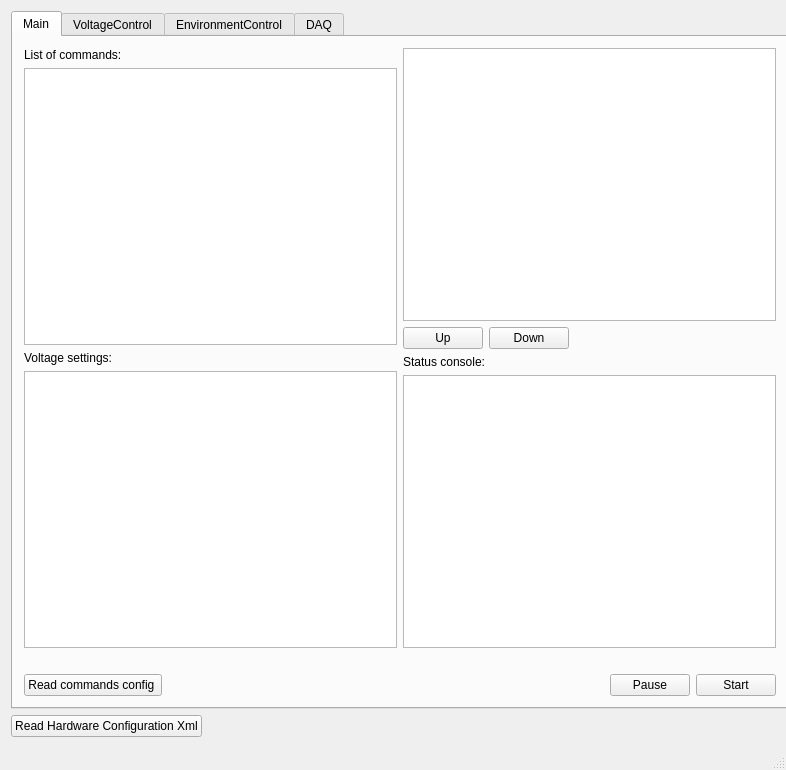
jrueb/Burn-InSetupControlSoftware, file gui/mainwindow.ui: the form before one commit.
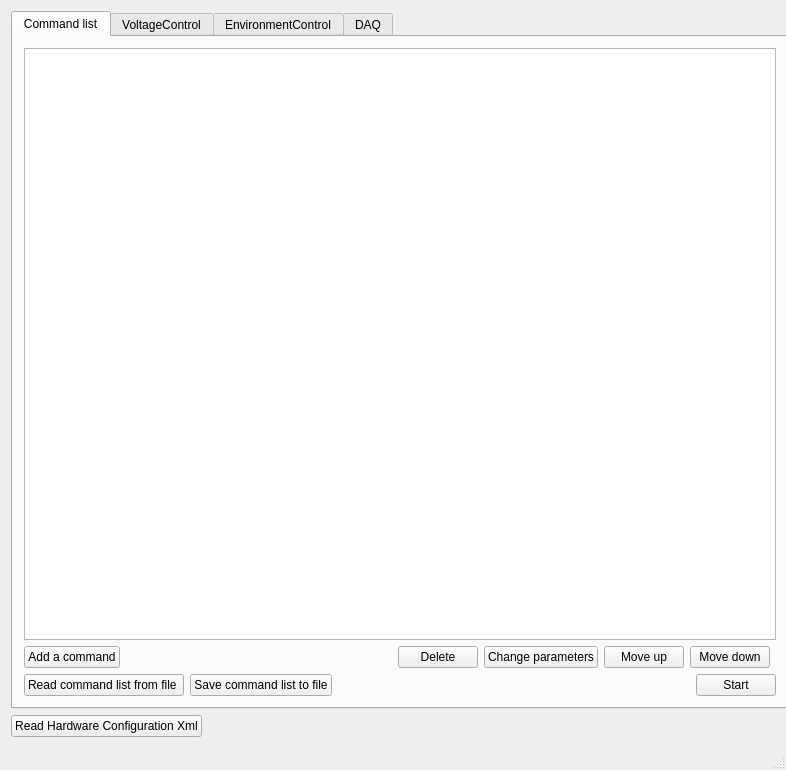
The form after the commit.

Commit message: Command list rework

```diff
--- a/gui/mainwindow.ui
+++ b/gui/mainwindow.ui
@@ -52,73 +52,47 @@
       </property>
       <widget class="QWidget" name="Main">
        <attribute name="title">
-        <string>Main</string>
+        <string>Command list</string>
        </attribute>
        <layout class="QVBoxLayout" name="verticalLayout_7">
         <item>
          <layout class="QGridLayout" name="gridLayout_2">
-          <item row="0" column="0">
-           <layout class="QVBoxLayout" name="verticalLayout_2">
-            <item>
-             <widget class="QLabel" name="label_2">
-              <property name="text">
-               <string>List of commands:</string>
-              </property>
-             </widget>
-            </item>
-            <item>
-             <widget class="QListView" name="listOfCommands"/>
-            </item>
-            <item>
-             <widget class="QLabel" name="label_20">
-              <property name="text">
-               <string>Voltage settings:</string>
-              </property>
-             </widget>
-            </item>
-            <item>
-             <widget class="QTableView" name="voltageTableView"/>
-            </item>
-           </layout>
-          </item>
-          <item row="0" column="1">
-           <layout class="QVBoxLayout" name="verticalLayout_3">
-            <item>
-             <widget class="QTableView" name="AddedComands_tabelView">
-              <property name="minimumSize">
-               <size>
-                <width>373</width>
-                <height>0</height>
-               </size>
-              </property>
-              <property name="dragEnabled">
-               <bool>true</bool>
-              </property>
-              <property name="dragDropMode">
-               <enum>QAbstractItemView::DragDrop</enum>
-              </property>
-              <property name="defaultDropAction">
-               <enum>Qt::IgnoreAction</enum>
-              </property>
-             </widget>
-            </item>
-            <item>
-             <layout class="QHBoxLayout" name="horizontalLayout_4">
-              <item>
+          <item row="1" column="4">
                <widget class="QPushButton" name="Up_pushButton">
                 <property name="text">
-                 <string>Up</string>
+             <string>Move up</string>
                 </property>
                </widget>
               </item>
-              <item>
+          <item row="1" column="2">
+           <widget class="QPushButton" name="delete_button">
+            <property name="text">
+             <string>Delete</string>
+            </property>
+           </widget>
+          </item>
+          <item row="1" column="5">
                <widget class="QPushButton" name="Down_pushButton">
                 <property name="text">
-                 <string>Down</string>
+             <string>Move down</string>
                 </property>
                </widget>
               </item>
-              <item>
+          <item row="1" column="0">
+           <widget class="QPushButton" name="add_command_button">
+            <property name="text">
+             <string>Add a command</string>
+            </property>
+           </widget>
+          </item>
+          <item row="1" column="3">
+           <widget class="QPushButton" name="change_params_button">
+            <property name="text">
+             <string>Change parameters</string>
+            </property>
+           </widget>
+          </item>
+          <item row="1" column="1">
                <spacer name="horizontalSpacer_2">
                 <property name="orientation">
                  <enum>Qt::Horizontal</enum>
@@ -131,35 +105,24 @@
                 </property>
                </spacer>
               </item>
-             </layout>
-            </item>
-            <item>
-             <widget class="QLabel" name="label_13">
-              <property name="text">
-               <string>Status console:</string>
-              </property>
-             </widget>
-            </item>
-            <item>
-             <widget class="QTextBrowser" name="textBrowser"/>
-            </item>
-           </layout>
-          </item>
-         </layout>
-        </item>
-        <item>
-         <widget class="QLabel" name="label">
-          <property name="text">
-           <string/>
-          </property>
-         </widget>
+          <item row="0" column="0" colspan="7">
+           <widget class="QListWidget" name="commands_list"/>
+          </item>
+         </layout>
         </item>
         <item>
          <layout class="QHBoxLayout" name="horizontalLayout_2">
           <item>
            <widget class="QPushButton" name="readConfig_push_button">
             <property name="text">
-             <string>Read commands config </string>
+             <string>Read command list from file </string>
+            </property>
+           </widget>
+          </item>
+          <item>
+           <widget class="QPushButton" name="save_list_button">
+            <property name="text">
+             <string>Save command list to file</string>
             </property>
            </widget>
           </item>
@@ -176,13 +139,6 @@
             </property>
            </spacer>
           </item>
-          <item>
-           <widget class="QPushButton" name="Pause_pushButton">
-            <property name="text">
-             <string>Pause</string>
-            </property>
-           </widget>
-          </item>
           <item>
            <widget class="QPushButton" name="Start_pushButton">
             <property name="text">
```
Left out of the diff: 32 changed lines with no effect on the pictures. Lines whose indentation alone changed are shown as unchanged. The commit also changes 18 other files.
